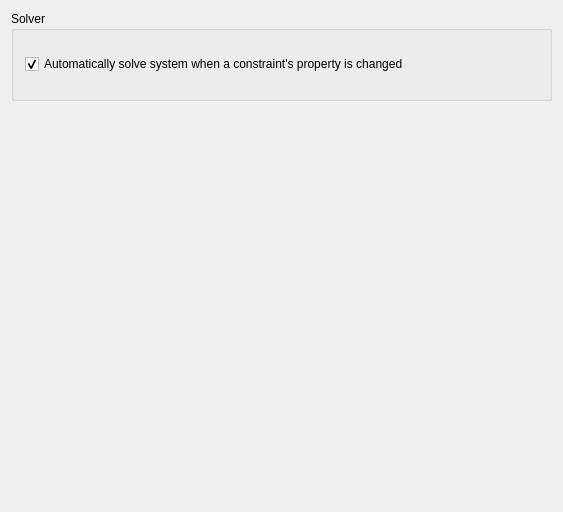
Old version of the form Gui/Resources/ui/assembly2_prefs.ui in the repository hamish2014/FreeCAD_assembly2.
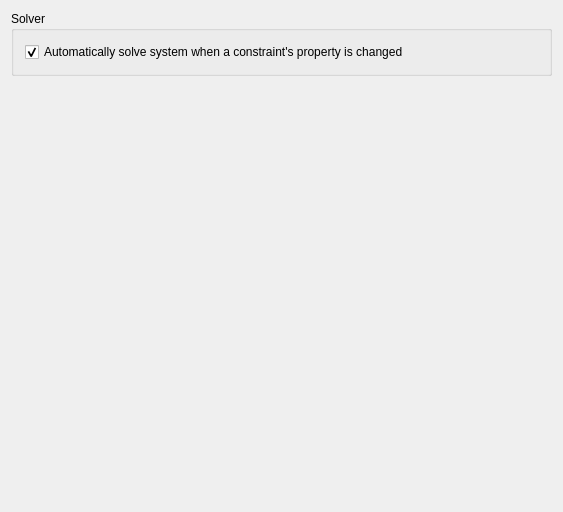
New version of the form. Custom widgets are drawn as their Qt base class.

Commit message: Fix layout of preferences dialog.

```diff
--- a/Gui/Resources/ui/assembly2_prefs.ui
+++ b/Gui/Resources/ui/assembly2_prefs.ui
@@ -14,20 +14,39 @@
    <string>Assembly2 Settings</string>
   </property>
   <layout class="QGridLayout" name="gridLayout_2">
+   <item row="1" column="0">
+    <spacer name="verticalSpacer">
+     <property name="orientation">
+      <enum>Qt::Vertical</enum>
+     </property>
+     <property name="sizeHint" stdset="0">
+      <size>
+       <width>20</width>
+       <height>40</height>
+      </size>
+     </property>
+    </spacer>
+   </item>
    <item row="0" column="0">
     <widget class="QGroupBox" name="groupBox">
      <property name="sizePolicy">
       <sizepolicy hsizetype="Preferred" vsizetype="Preferred">
        <horstretch>0</horstretch>
-       <verstretch>1</verstretch>
+       <verstretch>0</verstretch>
       </sizepolicy>
      </property>
      <property name="title">
       <string>Solver</string>
      </property>
-     <layout class="QHBoxLayout" name="horizontalLayout">
+     <layout class="QVBoxLayout" name="verticalLayout">
       <item>
        <widget class="Gui::PrefCheckBox" name="gui::prefcheckbox_5">
+        <property name="sizePolicy">
+         <sizepolicy hsizetype="Minimum" vsizetype="Fixed">
+          <horstretch>0</horstretch>
+          <verstretch>0</verstretch>
+         </sizepolicy>
+        </property>
         <property name="toolTip">
          <string>If this is checked, copy mode will be kept across command, otherwise commands will always start in no-copy mode</string>
         </property>
@@ -48,19 +67,6 @@
      </layout>
     </widget>
    </item>
-   <item row="1" column="0">
-    <spacer name="verticalSpacer">
-     <property name="orientation">
-      <enum>Qt::Vertical</enum>
-     </property>
-     <property name="sizeHint" stdset="0">
-      <size>
-       <width>20</width>
-       <height>400</height>
-      </size>
-     </property>
-    </spacer>
-   </item>
   </layout>
  </widget>
  <layoutdefault spacing="6" margin="11"/>
```
Left out of the diff: 6 changed lines with no effect on the pictures. The commit also changes 1 other file.
